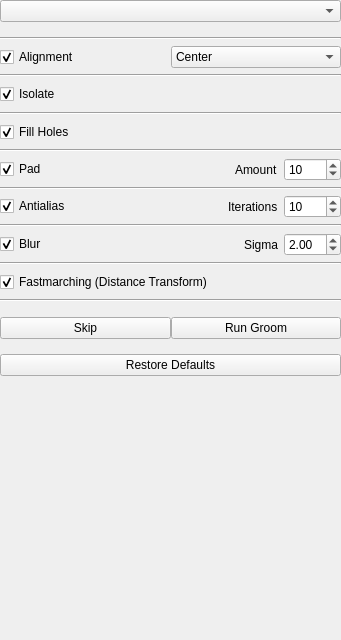
The window that Studio/src/Groom/GroomTool.ui (SCIInstitute/ShapeWorks) describes before a commit, drawn with Qt 5.
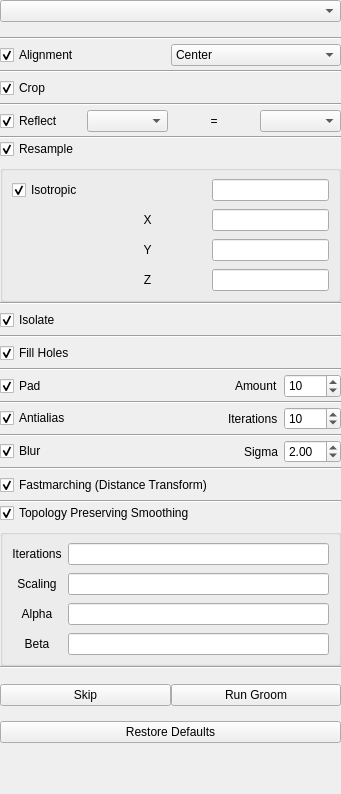
The same window after the commit.

Commit message: Add UI elements for more grooming.

```diff
--- a/Studio/src/Groom/GroomTool.ui
+++ b/Studio/src/Groom/GroomTool.ui
@@ -7,7 +7,7 @@
     <x>0</x>
     <y>0</y>
     <width>341</width>
-    <height>640</height>
+    <height>794</height>
    </rect>
   </property>
   <property name="windowTitle">
@@ -86,7 +86,7 @@
            <property name="minimumSize">
             <size>
              <width>0</width>
-             <height>15</height>
+             <height>30</height>
             </size>
            </property>
            <layout class="QGridLayout" name="gridLayout_8">
@@ -139,8 +139,273 @@
            </property>
           </widget>
          </item>
+         <item>
+          <widget class="QWidget" name="crop_widget" native="true">
+           <property name="minimumSize">
+            <size>
+             <width>0</width>
+             <height>30</height>
+            </size>
+           </property>
+           <layout class="QGridLayout" name="gridLayout_18">
+            <property name="leftMargin">
+             <number>0</number>
+            </property>
+            <property name="topMargin">
+             <number>0</number>
+            </property>
+            <property name="rightMargin">
+             <number>0</number>
+            </property>
+            <property name="bottomMargin">
+             <number>0</number>
+            </property>
+            <item row="0" column="0">
+             <widget class="QCheckBox" name="crop_checkbox">
+              <property name="text">
+               <string>Crop</string>
+              </property>
+              <property name="checked">
+               <bool>true</bool>
+              </property>
+             </widget>
+            </item>
+           </layout>
+          </widget>
+         </item>
+         <item>
+          <widget class="Line" name="line_14">
+           <property name="orientation">
+            <enum>Qt::Horizontal</enum>
+           </property>
+          </widget>
+         </item>
+         <item>
+          <widget class="QWidget" name="reflect_widget" native="true">
+           <property name="minimumSize">
+            <size>
+             <width>0</width>
+             <height>30</height>
+            </size>
+           </property>
+           <layout class="QGridLayout" name="gridLayout_20">
+            <property name="leftMargin">
+             <number>0</number>
+            </property>
+            <property name="topMargin">
+             <number>0</number>
+            </property>
+            <property name="rightMargin">
+             <number>0</number>
+            </property>
+            <property name="bottomMargin">
+             <number>0</number>
+            </property>
+            <item row="0" column="1">
+             <widget class="QComboBox" name="reflect_column"/>
+            </item>
+            <item row="0" column="0">
+             <widget class="QCheckBox" name="reflect_checkbox">
+              <property name="text">
+               <string>Reflect</string>
+              </property>
+              <property name="checked">
+               <bool>true</bool>
+              </property>
+             </widget>
+            </item>
+            <item row="0" column="2">
+             <widget class="QLabel" name="reflect_equal">
+              <property name="text">
+               <string>=</string>
+              </property>
+              <property name="alignment">
+               <set>Qt::AlignCenter</set>
+              </property>
+             </widget>
+            </item>
+            <item row="0" column="3">
+             <widget class="QComboBox" name="reflect_choice"/>
+            </item>
+           </layout>
+          </widget>
+         </item>
+         <item>
+          <widget class="Line" name="line_16">
+           <property name="orientation">
+            <enum>Qt::Horizontal</enum>
+           </property>
+          </widget>
+         </item>
+         <item>
+          <widget class="QWidget" name="resample_widget" native="true">
+           <property name="minimumSize">
+            <size>
+             <width>0</width>
+             <height>163</height>
+            </size>
+           </property>
+           <layout class="QGridLayout" name="gridLayout_17">
+            <property name="leftMargin">
+             <number>0</number>
+            </property>
+            <property name="topMargin">
+             <number>0</number>
+            </property>
+            <property name="rightMargin">
+             <number>0</number>
+            </property>
+            <property name="bottomMargin">
+             <number>0</number>
+            </property>
+            <item row="0" column="0">
+             <widget class="QCheckBox" name="resample_checkbox">
+              <property name="text">
+               <string>Resample</string>
+              </property>
+              <property name="checked">
+               <bool>true</bool>
+              </property>
+             </widget>
+            </item>
+            <item row="1" column="0" rowspan="2" colspan="6">
+             <widget class="QGroupBox" name="resample_box">
+              <property name="minimumSize">
+               <size>
+                <width>0</width>
+                <height>135</height>
+               </size>
+              </property>
+              <property name="font">
+               <font>
+                <weight>50</weight>
+                <bold>false</bold>
+               </font>
+              </property>
+              <property name="title">
+               <string/>
+              </property>
+              <property name="checkable">
+               <bool>false</bool>
+              </property>
+              <layout class="QGridLayout" name="gridLayout_19">
+               <property name="topMargin">
+                <number>6</number>
+               </property>
+               <property name="bottomMargin">
+                <number>6</number>
+               </property>
+               <item row="0" column="2">
+                <widget class="QLineEdit" name="spacing_iso">
+                 <property name="alignment">
+                  <set>Qt::AlignCenter</set>
+                 </property>
+                </widget>
+               </item>
+               <item row="0" column="0">
+                <widget class="QCheckBox" name="isotropic_checkbox">
+                 <property name="text">
+                  <string>Isotropic</string>
+                 </property>
+                 <property name="checked">
+                  <bool>true</bool>
+                 </property>
+                </widget>
+               </item>
+               <item row="2" column="2">
+                <widget class="QLineEdit" name="spacing_y">
+                 <property name="alignment">
+                  <set>Qt::AlignCenter</set>
+                 </property>
+                </widget>
+               </item>
+               <item row="1" column="2">
+                <widget class="QLineEdit" name="spacing_x">
+                 <property name="alignment">
+                  <set>Qt::AlignCenter</set>
+                 </property>
+                </widget>
+               </item>
+               <item row="3" column="2">
+                <widget class="QLineEdit" name="spacing_z">
+                 <property name="alignment">
+                  <set>Qt::AlignCenter</set>
+                 </property>
+                </widget>
+               </item>
+               <item row="0" column="1">
+                <spacer name="horizontalSpacer">
+                 <property name="orientation">
+                  <enum>Qt::Horizontal</enum>
+                 </property>
+                 <property name="sizeHint" stdset="0">
+                  <size>
+                   <width>40</width>
+                   <height>20</height>
+                  </size>
+                 </property>
+                </spacer>
+               </item>
+               <item row="1" column="1">
+                <widget class="QLabel" name="spacing_label_x">
+                 <property name="enabled">
+                  <bool>true</bool>
+                 </property>
+                 <property name="text">
+                  <string>X</string>
+                 </property>
+                 <property name="alignment">
+                  <set>Qt::AlignCenter</set>
+                 </property>
+                </widget>
+               </item>
+               <item row="2" column="1">
+                <widget class="QLabel" name="spacing_label_y">
+                 <property name="enabled">
+                  <bool>true</bool>
+                 </property>
+                 <property name="text">
+                  <string>Y</string>
+                 </property>
+                 <property name="alignment">
+                  <set>Qt::AlignCenter</set>
+                 </property>
+                </widget>
+               </item>
+               <item row="3" column="1">
+                <widget class="QLabel" name="spacing_label_z">
+                 <property name="enabled">
+                  <bool>true</bool>
+                 </property>
+                 <property name="text">
+                  <string>Z</string>
+                 </property>
+                 <property name="alignment">
+                  <set>Qt::AlignCenter</set>
+                 </property>
+                </widget>
+               </item>
+              </layout>
+             </widget>
+            </item>
+           </layout>
+          </widget>
+         </item>
+         <item>
+          <widget class="Line" name="line_15">
+           <property name="orientation">
+            <enum>Qt::Horizontal</enum>
+           </property>
+          </widget>
+         </item>
          <item>
           <widget class="QWidget" name="isolate_widget" native="true">
+           <property name="minimumSize">
+            <size>
+             <width>0</width>
+             <height>30</height>
+            </size>
+           </property>
            <layout class="QGridLayout" name="gridLayout_13">
             <property name="leftMargin">
              <number>0</number>
@@ -154,7 +419,7 @@
             <property name="bottomMargin">
              <number>0</number>
             </property>
-            <item row="0" column="0">
+            <item row="2" column="0">
              <widget class="QCheckBox" name="isolate_checkbox">
               <property name="text">
                <string>Isolate</string>
@@ -176,6 +441,12 @@
          </item>
          <item>
           <widget class="QWidget" name="fill_holes_widget" native="true">
+           <property name="minimumSize">
+            <size>
+             <width>0</width>
+             <height>30</height>
+            </size>
+           </property>
            <layout class="QGridLayout" name="gridLayout_12">
             <property name="leftMargin">
              <number>0</number>
@@ -211,6 +482,18 @@
          </item>
          <item>
           <widget class="QWidget" name="pad_widget" native="true">
+           <property name="sizePolicy">
+            <sizepolicy hsizetype="Preferred" vsizetype="Fixed">
+             <horstretch>0</horstretch>
+             <verstretch>0</verstretch>
+            </sizepolicy>
+           </property>
+           <property name="minimumSize">
+            <size>
+             <width>0</width>
+             <height>30</height>
+            </size>
+           </property>
            <layout class="QGridLayout" name="gridLayout_7">
             <property name="leftMargin">
              <number>0</number>
@@ -242,7 +525,7 @@
               <property name="minimumSize">
                <size>
                 <width>57</width>
-                <height>0</height>
+                <height>24</height>
                </size>
               </property>
               <property name="maximum">
@@ -287,7 +570,13 @@
           </widget>
          </item>
          <item>
-          <widget class="QWidget" name="pad_widget_2" native="true">
+          <widget class="QWidget" name="antialias_widget" native="true">
+           <property name="minimumSize">
+            <size>
+             <width>0</width>
+             <height>30</height>
+            </size>
+           </property>
            <layout class="QGridLayout" name="gridLayout_9">
             <property name="leftMargin">
              <number>0</number>
@@ -358,7 +647,13 @@
           </widget>
          </item>
          <item>
-          <widget class="QWidget" name="pad_widget_3" native="true">
+          <widget class="QWidget" name="blur_widget" native="true">
+           <property name="minimumSize">
+            <size>
+             <width>0</width>
+             <height>30</height>
+            </size>
+           </property>
            <layout class="QGridLayout" name="gridLayout_11">
             <property name="leftMargin">
              <number>0</number>
@@ -426,7 +721,13 @@
           </widget>
          </item>
          <item>
-          <widget class="QWidget" name="widget" native="true">
+          <widget class="QWidget" name="fastmarching_widget" native="true">
+           <property name="minimumSize">
+            <size>
+             <width>0</width>
+             <height>30</height>
+            </size>
+           </property>
            <layout class="QGridLayout" name="gridLayout_14">
             <property name="leftMargin">
              <number>0</number>
@@ -442,6 +743,12 @@
             </property>
             <item row="0" column="0">
              <widget class="QCheckBox" name="fastmarching_checkbox">
+              <property name="minimumSize">
+               <size>
+                <width>0</width>
+                <height>24</height>
+               </size>
+              </property>
               <property name="text">
                <string>Fastmarching (Distance Transform)</string>
               </property>
@@ -453,6 +760,157 @@
            </layout>
           </widget>
          </item>
+         <item>
+          <widget class="Line" name="line_27">
+           <property name="orientation">
+            <enum>Qt::Horizontal</enum>
+           </property>
+          </widget>
+         </item>
+         <item>
+          <widget class="QWidget" name="tp_widget" native="true">
+           <property name="minimumSize">
+            <size>
+             <width>0</width>
+             <height>163</height>
+            </size>
+           </property>
+           <layout class="QGridLayout" name="gridLayout_21">
+            <property name="leftMargin">
+             <number>0</number>
+            </property>
+            <property name="topMargin">
+             <number>0</number>
+            </property>
+            <property name="rightMargin">
+             <number>0</number>
+            </property>
+            <property name="bottomMargin">
+             <number>0</number>
+            </property>
+            <item row="1" column="0" rowspan="2" colspan="6">
+             <widget class="QGroupBox" name="tp_box">
+              <property name="minimumSize">
+               <size>
+                <width>0</width>
+                <height>135</height>
+               </size>
+              </property>
+              <property name="font">
+               <font>
+                <weight>50</weight>
+                <bold>false</bold>
+               </font>
+              </property>
+              <property name="title">
+               <string/>
+              </property>
+              <property name="checkable">
+               <bool>false</bool>
+              </property>
+              <layout class="QGridLayout" name="gridLayout_22">
+               <property name="topMargin">
+                <number>6</number>
+               </property>
+               <property name="bottomMargin">
+                <number>6</number>
+               </property>
+               <item row="1" column="1">
+                <widget class="QLineEdit" name="tp_scaling">
+                 <property name="alignment">
+                  <set>Qt::AlignCenter</set>
+                 </property>
+                </widget>
+               </item>
+               <item row="3" column="0">
+                <widget class="QLabel" name="tp_beta_label">
+                 <property name="enabled">
+                  <bool>true</bool>
+                 </property>
+                 <property name="text">
+                  <string>Beta</string>
+                 </property>
+                 <property name="alignment">
+                  <set>Qt::AlignCenter</set>
+                 </property>
+                </widget>
+               </item>
+               <item row="3" column="1">
+                <widget class="QLineEdit" name="tp_beta">
+                 <property name="alignment">
+                  <set>Qt::AlignCenter</set>
+                 </property>
+                </widget>
+               </item>
+               <item row="1" column="0">
+                <widget class="QLabel" name="tp_scaling_label">
+                 <property name="enabled">
+                  <bool>true</bool>
+                 </property>
+                 <property name="text">
+                  <string>Scaling</string>
+                 </property>
+                 <property name="alignment">
+                  <set>Qt::AlignCenter</set>
+                 </property>
+                </widget>
+               </item>
+               <item row="0" column="1">
+                <widget class="QLineEdit" name="tp_iterations">
+                 <property name="alignment">
+                  <set>Qt::AlignCenter</set>
+                 </property>
+                </widget>
+               </item>
+               <item row="2" column="1">
+                <widget class="QLineEdit" name="tp_alpha">
+                 <property name="alignment">
+                  <set>Qt::AlignCenter</set>
+                 </property>
+                </widget>
+               </item>
+               <item row="2" column="0">
+                <widget class="QLabel" name="tp_alpha_label">
+                 <property name="enabled">
+                  <bool>true</bool>
+                 </property>
+                 <property name="text">
+                  <string>Alpha</string>
+                 </property>
+                 <property name="alignment">
+                  <set>Qt::AlignCenter</set>
+                 </property>
+                </widget>
+               </item>
+               <item row="0" column="0">
+                <widget class="QLabel" name="tp_label_iterations">
+                 <property name="enabled">
+                  <bool>true</bool>
+                 </property>
+                 <property name="text">
+                  <string>Iterations</string>
+                 </property>
+                 <property name="alignment">
+                  <set>Qt::AlignCenter</set>
+                 </property>
+                </widget>
+               </item>
+              </layout>
+             </widget>
+            </item>
+            <item row="0" column="0">
+             <widget class="QCheckBox" name="tp_checkbox">
+              <property name="text">
+               <string>Topology Preserving Smoothing</string>
+              </property>
+              <property name="checked">
+               <bool>true</bool>
+              </property>
+             </widget>
+            </item>
+           </layout>
+          </widget>
+         </item>
          <item>
           <widget class="Line" name="line_7">
            <property name="orientation">
```
